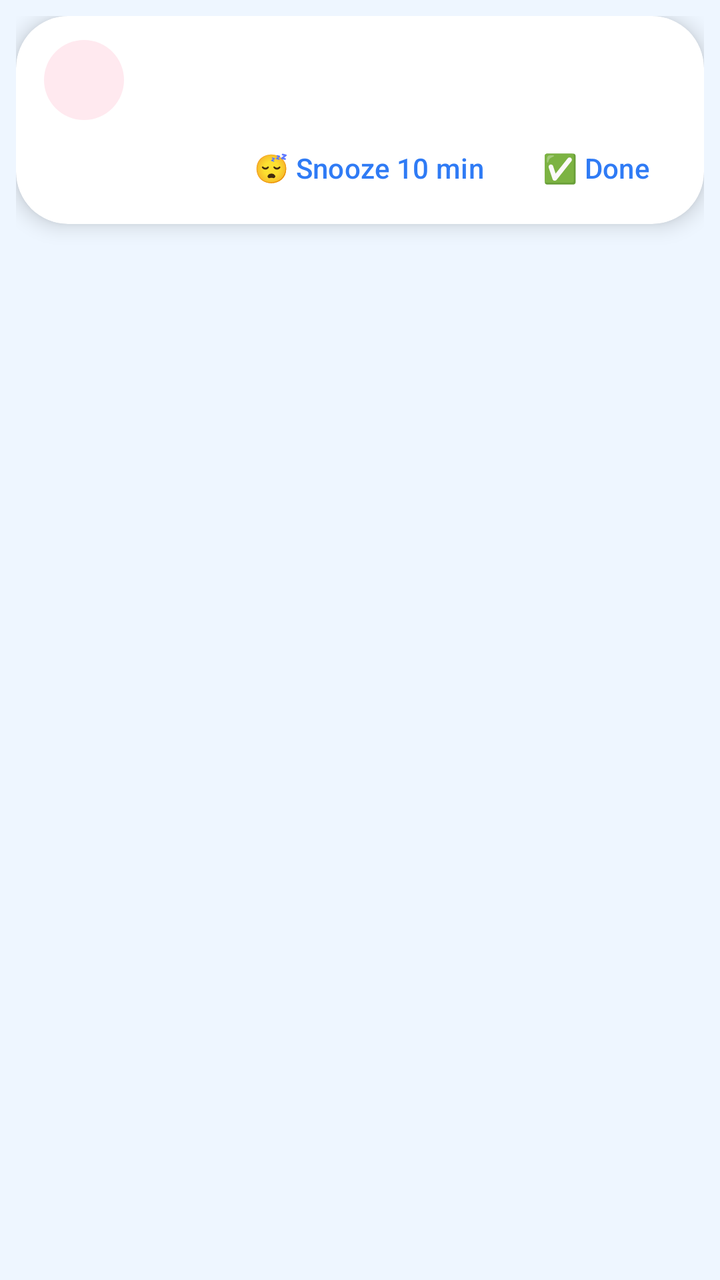
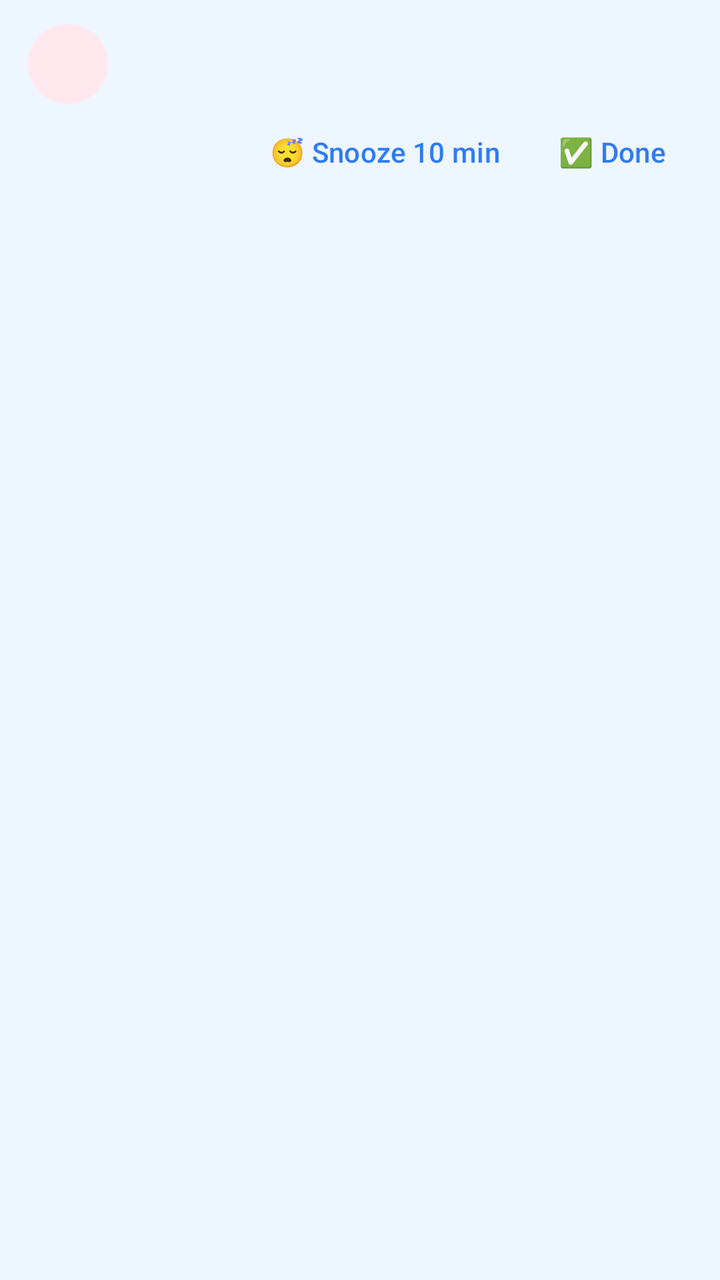

An Android layout rendered at two revisions. The XML below is the earlier revision; the diff shows what the commit changed to produce the second picture.
<!-- AndroidManifest.xml: application theme Theme.ReminderDucky -->
<!-- res/layout/bubble_alert.xml -->
<?xml version="1.0" encoding="utf-8"?>
<FrameLayout xmlns:android="http://schemas.android.com/apk/res/android"
    xmlns:app="http://schemas.android.com/apk/res-auto"
    android:layout_width="match_parent"
    android:layout_height="wrap_content"
    android:padding="8dp">

    <com.google.android.material.card.MaterialCardView
        android:layout_width="match_parent"
        android:layout_height="wrap_content"
        app:cardBackgroundColor="@color/card"
        app:cardCornerRadius="26dp"
        app:cardElevation="6dp"
        app:strokeWidth="0dp">

        <LinearLayout
            android:layout_width="match_parent"
            android:layout_height="wrap_content"
            android:orientation="vertical"
            android:paddingStart="14dp"
            android:paddingTop="12dp"
            android:paddingEnd="10dp"
            android:paddingBottom="4dp">

            <LinearLayout
                android:layout_width="match_parent"
                android:layout_height="wrap_content"
                android:gravity="center_vertical"
                android:orientation="horizontal">

                <TextView
                    android:id="@+id/bubbleIcon"
                    android:layout_width="40dp"
                    android:layout_height="40dp"
                    android:background="@drawable/icon_circle"
                    android:gravity="center"
                    android:textSize="20sp" />

                <LinearLayout
                    android:layout_width="0dp"
                    android:layout_height="wrap_content"
                    android:layout_marginStart="12dp"
                    android:layout_weight="1"
                    android:orientation="vertical">

                    <TextView
                        android:id="@+id/bubbleText"
                        android:layout_width="match_parent"
                        android:layout_height="wrap_content"
                        android:ellipsize="end"
                        android:maxLines="4"
                        android:textColor="@color/ink"
                        android:textSize="16sp"
                        android:textStyle="bold" />

                    <TextView
                        android:id="@+id/bubbleTime"
                        android:layout_width="match_parent"
                        android:layout_height="wrap_content"
                        android:textColor="@color/ink_soft"
                        android:textSize="13sp" />
                </LinearLayout>
            </LinearLayout>

            <LinearLayout
                android:layout_width="match_parent"
                android:layout_height="wrap_content"
                android:gravity="end"
                android:orientation="horizontal">

                <com.google.android.material.button.MaterialButton
                    android:id="@+id/bubbleSnooze"
                    style="?attr/borderlessButtonStyle"
                    android:layout_width="wrap_content"
                    android:layout_height="wrap_content"
                    android:text="😴 Snooze 10 min" />

                <com.google.android.material.button.MaterialButton
                    android:id="@+id/bubbleDone"
                    style="?attr/borderlessButtonStyle"
                    android:layout_width="wrap_content"
                    android:layout_height="wrap_content"
                    android:text="✅ Done" />
            </LinearLayout>
        </LinearLayout>
    </com.google.android.material.card.MaterialCardView>
</FrameLayout>
<!-- resources referenced by this layout -->
<resources>
  <color name="card">#FFFFFF</color>
  <color name="ink">#1F2A3D</color>
  <color name="ink_soft">#66728A</color>
  <!-- drawable icon_circle (drawable) -->
  <?xml version="1.0" encoding="utf-8"?>
  <shape xmlns:android="http://schemas.android.com/apk/res/android" android:shape="oval">
      <solid android:color="@color/icon_circle" />
  </shape>
  <style name="Theme.ReminderDucky" parent="Theme.Material3.DayNight.NoActionBar">
          <item name="colorPrimary">#2F7BF5</item>
          <item name="colorOnPrimary">#FFFFFF</item>
          <item name="colorPrimaryContainer">#D8E8FF</item>
          <item name="colorOnPrimaryContainer">#0B2A5C</item>
          <item name="colorSecondaryContainer">#FFE8A3</item>
          <item name="colorOnSecondaryContainer">#3A2A00</item>
          <item name="android:windowBackground">@color/page</item>
          <item name="materialCardViewStyle">@style/DuckCard</item>
      </style>
  <color name="icon_circle">#FFE9EF</color>
  <color name="page">#EEF6FF</color>
  <style name="DuckCard" parent="Widget.Material3.CardView.Elevated">
          <item name="cardCornerRadius">24dp</item>
          <item name="cardBackgroundColor">@color/card</item>
          <item name="cardElevation">2dp</item>
      </style>
</resources>

<!-- the commit's change to res/layout/bubble_alert.xml (unified diff, before → after) -->
@@ -1,19 +1,11 @@
 <?xml version="1.0" encoding="utf-8"?>
 <FrameLayout xmlns:android="http://schemas.android.com/apk/res/android"
-    xmlns:app="http://schemas.android.com/apk/res-auto"
+    android:id="@+id/bubbleRoot"
     android:layout_width="match_parent"
-    android:layout_height="wrap_content"
-    android:padding="8dp">
-
-    <com.google.android.material.card.MaterialCardView
-        android:layout_width="match_parent"
-        android:layout_height="wrap_content"
-        app:cardBackgroundColor="@color/card"
-        app:cardCornerRadius="26dp"
-        app:cardElevation="6dp"
-        app:strokeWidth="0dp">
+    android:layout_height="wrap_content">
 
         <LinearLayout
+            android:id="@+id/bubbleContent"
             android:layout_width="match_parent"
             android:layout_height="wrap_content"
             android:orientation="vertical"
@@ -83,5 +75,4 @@
                     android:text="✅ Done" />
             </LinearLayout>
         </LinearLayout>
-    </com.google.android.material.card.MaterialCardView>
 </FrameLayout>
